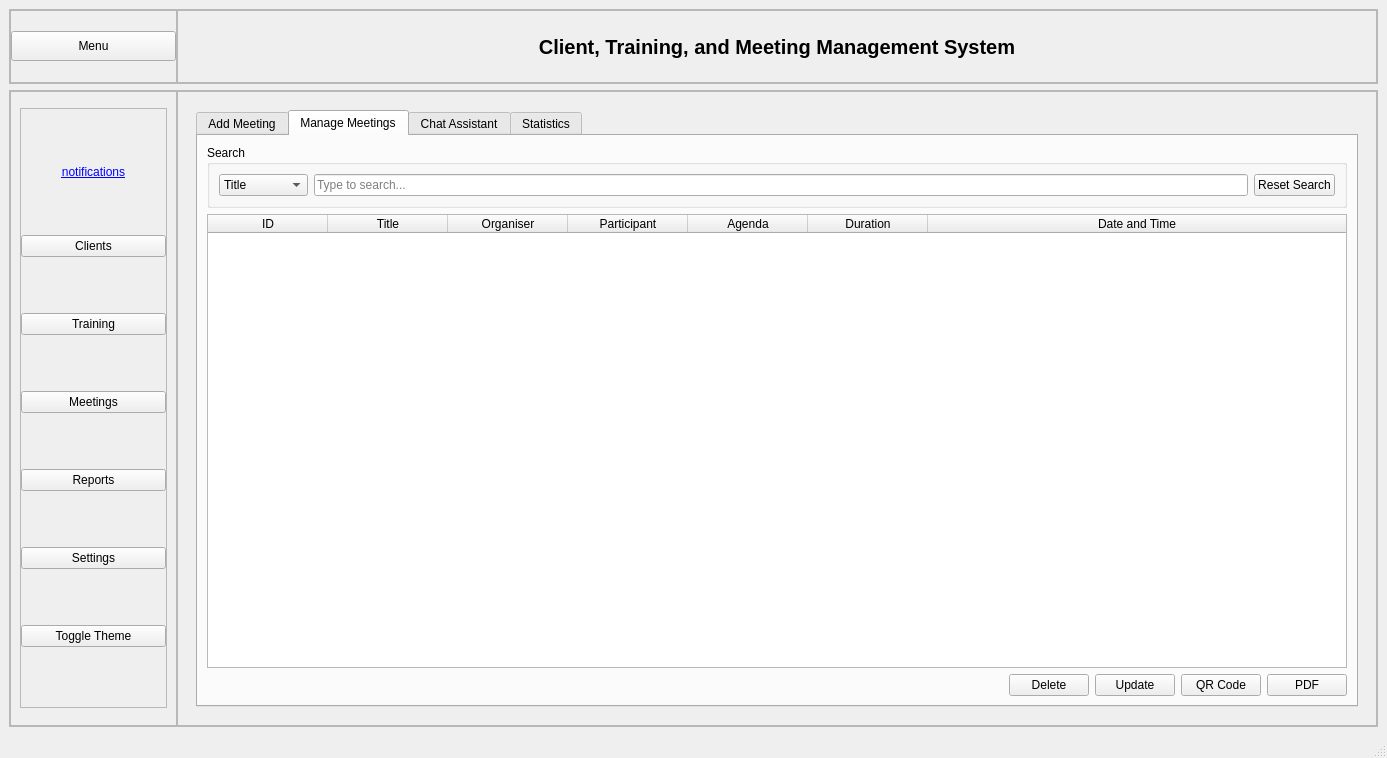
Qt form ui/mainwindow/mainwindow.ui (Hyujnn54/Advisio-Management-System) before a commit.
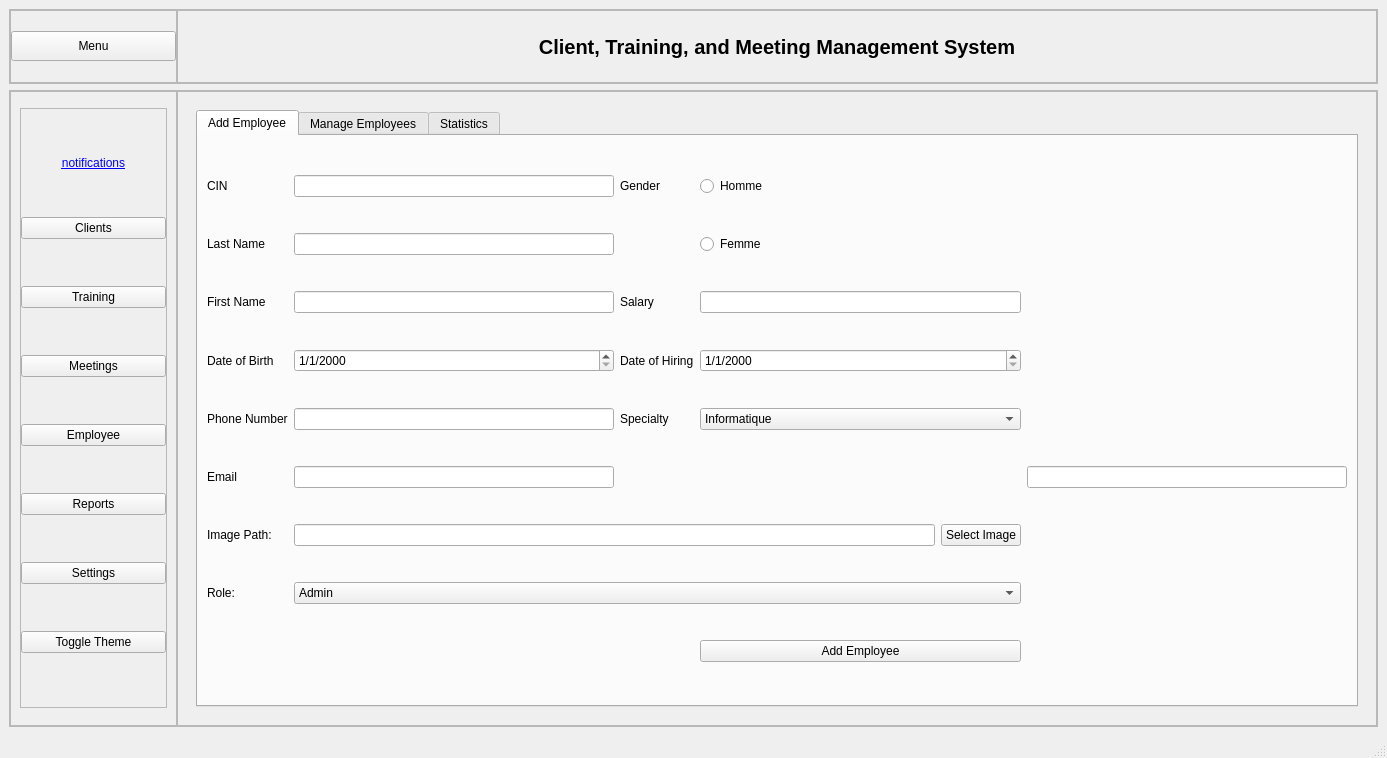
The same form after that commit. The open tabs and pages were chosen to show the change. Custom widgets are drawn as their Qt base class.

Diff of the .ui file:
```diff
--- a/ui/mainwindow/mainwindow.ui
+++ b/ui/mainwindow/mainwindow.ui
@@ -292,6 +292,13 @@
                </property>
               </widget>
              </item>
+             <item>
+              <widget class="QPushButton" name="employeeSectionButton">
+               <property name="text">
+                <string>Employee</string>
+               </property>
+              </widget>
+             </item>
              <item>
               <widget class="QPushButton" name="reportsButton">
                <property name="text">
@@ -1494,6 +1501,367 @@
               </item>
              </layout>
             </widget>
+            <widget class="QWidget" name="employeePage">
+             <layout class="QVBoxLayout" name="employeePageLayout">
+              <item>
+               <widget class="QTabWidget" name="employeeTabWidget">
+                <property name="currentIndex">
+                 <number>0</number>
+                </property>
+                <widget class="QWidget" name="AddEmployee">
+                 <attribute name="title">
+                  <string>Add Employee</string>
+                 </attribute>
+                 <layout class="QGridLayout" name="gridLayout">
+                  <item row="5" column="4">
+                   <widget class="QLineEdit" name="hiddenId">
+                    <property name="visible">
+                     <bool>false</bool>
+                    </property>
+                   </widget>
+                  </item>
+                  <item row="2" column="3">
+                   <widget class="QLineEdit" name="lineEdit_salaire"/>
+                  </item>
+                  <item row="3" column="3">
+                   <widget class="QDateEdit" name="dateEdit_hiring">
+                    <property name="displayFormat">
+                     <string>d/M/yyyy</string>
+                    </property>
+                   </widget>
+                  </item>
+                  <item row="2" column="2">
+                   <widget class="QLabel" name="label_8">
+                    <property name="text">
+                     <string>Salary</string>
+                    </property>
+                   </widget>
+                  </item>
+                  <item row="2" column="0">
+                   <widget class="QLabel" name="label_3">
+                    <property name="text">
+                     <string>First Name</string>
+                    </property>
+                   </widget>
+                  </item>
+                  <item row="5" column="1">
+                   <widget class="QLineEdit" name="lineEdit_email"/>
+                  </item>
+                  <item row="3" column="1">
+                   <widget class="QDateEdit" name="dateEdit_birth">
+                    <property name="displayFormat">
+                     <string>d/M/yyyy</string>
+                    </property>
+                   </widget>
+                  </item>
+                  <item row="0" column="0">
+                   <widget class="QLabel" name="label">
+                    <property name="text">
+                     <string>CIN</string>
+                    </property>
+                   </widget>
+                  </item>
+                  <item row="2" column="1">
+                   <widget class="QLineEdit" name="lineEdit_Prenom"/>
+                  </item>
+                  <item row="3" column="2">
+                   <widget class="QLabel" name="label_9">
+                    <property name="text">
+                     <string>Date of Hiring</string>
+                    </property>
+                   </widget>
+                  </item>
+                  <item row="4" column="0">
+                   <widget class="QLabel" name="label_5">
+                    <property name="text">
+                     <string>Phone Number</string>
+                    </property>
+                   </widget>
+                  </item>
+                  <item row="3" column="0">
+                   <widget class="QLabel" name="label_4">
+                    <property name="text">
+                     <string>Date of Birth</string>
+                    </property>
+                   </widget>
+                  </item>
+                  <item row="9" column="3">
+                   <widget class="QPushButton" name="addButton">
+                    <property name="text">
+                     <string>Add Employee</string>
+                    </property>
+                   </widget>
+                  </item>
+                  <item row="4" column="2">
+                   <widget class="QLabel" name="label_11">
+                    <property name="text">
+                     <string>Specialty</string>
+                    </property>
+                   </widget>
+                  </item>
+                  <item row="4" column="3">
+                   <widget class="QComboBox" name="comboBox">
+                    <item>
+                     <property name="text">
+                      <string>Informatique</string>
+                     </property>
+                    </item>
+                    <item>
+                     <property name="text">
+                      <string>Finance</string>
+                     </property>
+                    </item>
+                    <item>
+                     <property name="text">
+                      <string>Communication</string>
+                     </property>
+                    </item>
+                   </widget>
+                  </item>
+                  <item row="1" column="0">
+                   <widget class="QLabel" name="label_2">
+                    <property name="text">
+                     <string>Last Name</string>
+                    </property>
+                   </widget>
+                  </item>
+                  <item row="0" column="3">
+                   <widget class="QRadioButton" name="radioButton_H">
+                    <property name="text">
+                     <string>Homme</string>
+                    </property>
+                   </widget>
+                  </item>
+                  <item row="1" column="1">
+                   <widget class="QLineEdit" name="lineEdit_Nom"/>
+                  </item>
+                  <item row="5" column="0">
+                   <widget class="QLabel" name="label_6">
+                    <property name="text">
+                     <string>Email</string>
+                    </property>
+                   </widget>
+                  </item>
+                  <item row="0" column="1">
+                   <widget class="QLineEdit" name="lineEdit_CIN"/>
+                  </item>
+                  <item row="0" column="2">
+                   <widget class="QLabel" name="label_7">
+                    <property name="text">
+                     <string>Gender</string>
+                    </property>
+                   </widget>
+                  </item>
+                  <item row="4" column="1">
+                   <widget class="QLineEdit" name="lineEdit_phone"/>
+                  </item>
+                  <item row="1" column="3">
+                   <widget class="QRadioButton" name="radioButton_F">
+                    <property name="text">
+                     <string>Femme</string>
+                    </property>
+                   </widget>
+                  </item>
+                  <item row="6" column="0">
+                   <widget class="QLabel" name="label_image">
+                    <property name="text">
+                     <string>Image Path:</string>
+                    </property>
+                   </widget>
+                  </item>
+                  <item row="6" column="1" colspan="3">
+                   <layout class="QHBoxLayout" name="imageLayout">
+                    <item>
+                     <widget class="QLineEdit" name="imagePathLineEdit"/>
+                    </item>
+                    <item>
+                     <widget class="QPushButton" name="selectImageButton">
+                      <property name="text">
+                       <string>Select Image</string>
+                      </property>
+                     </widget>
+                    </item>
+                   </layout>
+                  </item>
+                  <item row="7" column="0">
+                   <widget class="QLabel" name="label_role">
+                    <property name="text">
+                     <string>Role:</string>
+                    </property>
+                   </widget>
+                  </item>
+                  <item row="7" column="1" colspan="3">
+                   <widget class="QComboBox" name="roleComboBox">
+                    <item>
+                     <property name="text">
+                      <string>Admin</string>
+                     </property>
+                    </item>
+                    <item>
+                     <property name="text">
+                      <string>Employee</string>
+                     </property>
+                    </item>
+                    <item>
+                     <property name="text">
+                      <string>Manager</string>
+                     </property>
+                    </item>
+                   </widget>
+                  </item>
+                 </layout>
+                </widget>
+                <widget class="QWidget" name="listEmployee">
+                 <attribute name="title">
+                  <string>Manage Employees</string>
+                 </attribute>
+                 <layout class="QVBoxLayout" name="verticalLayout_6">
+                  <item>
+                   <widget class="QGroupBox" name="searchGroupBox">
+                    <property name="title">
+                     <string>Search</string>
+                    </property>
+                    <layout class="QHBoxLayout" name="searchLayout">
+                     <item>
+                      <widget class="QComboBox" name="searchCriteriaComboBox">
+                       <item>
+                        <property name="text">
+                         <string>Full name</string>
+                        </property>
+                       </item>
+                       <item>
+                        <property name="text">
+                         <string>CIN</string>
+                        </property>
+                       </item>
+                       <item>
+                        <property name="text">
+                         <string>Specialty</string>
+                        </property>
+                       </item>
+                      </widget>
+                     </item>
+                     <item>
+                      <widget class="QLineEdit" name="searchInput">
+                       <property name="placeholderText">
+                        <string>Type to search...</string>
+                       </property>
+                      </widget>
+                     </item>
+                     <item>
+                      <widget class="QPushButton" name="resetSearchButton">
+                       <property name="text">
+                        <string>Reset Search</string>
+                       </property>
+                      </widget>
+                     </item>
+                    </layout>
+                   </widget>
+                  </item>
+                  <item>
+                   <widget class="QTableView" name="tableView">
+                    <property name="selectionMode">
+                     <enum>QAbstractItemView::SelectionMode::SingleSelection</enum>
+                    </property>
+                    <property name="selectionBehavior">
+                     <enum>QAbstractItemView::SelectionBehavior::SelectRows</enum>
+                    </property>
+                   </widget>
+                  </item>
+                  <item>
+                   <layout class="QHBoxLayout" name="horizontalLayout_4">
+                    <item>
+                     <spacer name="horizontalSpacer_2">
+                      <property name="orientation">
+                       <enum>Qt::Orientation::Horizontal</enum>
+                      </property>
+                      <property name="sizeHint" stdset="0">
+                       <size>
+                        <width>40</width>
+                        <height>20</height>
+                       </size>
+                      </property>
+                     </spacer>
+                    </item>
+                    <item>
+                     <widget class="QPushButton" name="deleteBtn">
+                      <property name="text">
+                       <string>Delete</string>
+                      </property>
+                     </widget>
+                    </item>
+                    <item>
+                     <widget class="QPushButton" name="modifyBtn">
+                      <property name="text">
+                       <string>Update</string>
+                      </property>
+                     </widget>
+                    </item>
+                    <item>
+                     <widget class="QPushButton" name="saveUpdateBtn">
+                      <property name="text">
+                       <string>Save Update</string>
+                      </property>
+                     </widget>
+                    </item>
+                    <item>
+                     <widget class="QPushButton" name="downloadBtn">
+                      <property name="text">
+                       <string>Download</string>
+                      </property>
+                     </widget>
+                    </item>
+                    <item>
+                     <widget class="QPushButton" name="generateQRCodeBtn">
+                      <property name="text">
+                       <string>Generate QR Code</string>
+                      </property>
+                     </widget>
+                    </item>
+                   </layout>
+                  </item>
+                 </layout>
+                </widget>
+                <widget class="QWidget" name="employeeStatsTab">
+                 <attribute name="title">
+                  <string>Statistics</string>
+                 </attribute>
+                 <layout class="QVBoxLayout" name="verticalLayoutStats">
+                  <item>
+                   <widget class="QWidget" name="chartsContainer" native="true">
+                    <layout class="QVBoxLayout" name="chartsLayout"/>
+                   </widget>
+                  </item>
+                  <item>
+                   <layout class="QHBoxLayout" name="buttonLayout">
+                    <item>
+                     <spacer name="horizontalSpacer2">
+                      <property name="orientation">
+                       <enum>Qt::Orientation::Horizontal</enum>
+                      </property>
+                      <property name="sizeHint" stdset="0">
+                       <size>
+                        <width>40</width>
+                        <height>20</height>
+                       </size>
+                      </property>
+                     </spacer>
+                    </item>
+                    <item>
+                     <widget class="QPushButton" name="refreshStatsButton">
+                      <property name="text">
+                       <string>Refresh Statistics</string>
+                      </property>
+                     </widget>
+                    </item>
+                   </layout>
+                  </item>
+                 </layout>
+                </widget>
+               </widget>
+              </item>
+             </layout>
+            </widget>
            </widget>
           </item>
          </layout>
```
